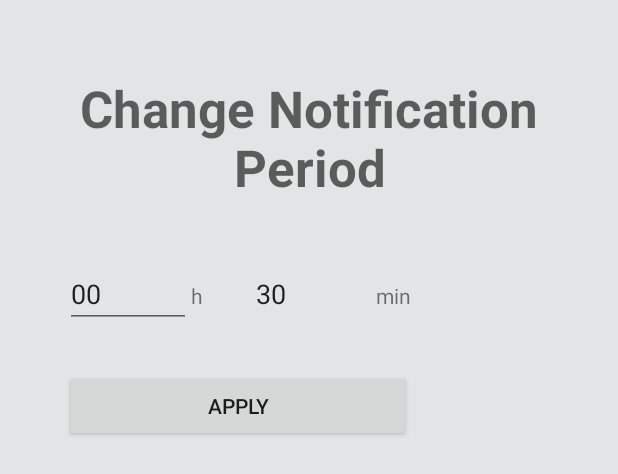
After one commit to mzboito/FindYourTime, an Android app: the layout settings_popup.xml on its own in the app's theme, with its tools: preview values and no code run, on a phone screen of 412 x 824 dp. The commit adds this screen. Shown: the top 474 px of the screen. Run offline under Robolectric (Android 15) with nearby library versions, the phone set to English and light mode, and no system bars; network calls fail.

Commit message:
settings pop up ready

```diff
--- a/FindYourTime/app/src/main/AndroidManifest.xml
+++ b/FindYourTime/app/src/main/AndroidManifest.xml
@@ -21,6 +21,7 @@
         <activity android:name=".NewTaskActivity" />
         <activity android:name=".NewScheduleActivity" />
         <activity android:name=".DeleteScheduleActivity"></activity>
+        <activity android:name=".SettingsPopUp" android:theme ="@style/AppTheme.CustomTheme"></activity>
     </application>
 
 </manifest>
--- a/FindYourTime/app/src/main/java/com/example/fyt/findyourtime/Info.java
+++ b/FindYourTime/app/src/main/java/com/example/fyt/findyourtime/Info.java
@@ -112,6 +112,15 @@ public class Info implements Serializable {
 
     public void iterId() {
         id = id + 1;
+        try {
+            write_file();
+        } catch (IOException e) {
+            e.printStackTrace();
+        }
+    }
+
+    public void setNotificationTime(int notificationTime){
+        this.notificationTime = notificationTime;
         try {
             write_file();
         } catch (IOException e) {
--- a/FindYourTime/app/src/main/java/com/example/fyt/findyourtime/MainActivity.java
+++ b/FindYourTime/app/src/main/java/com/example/fyt/findyourtime/MainActivity.java
@@ -108,6 +108,11 @@ public class MainActivity extends AppCompatActivity {
         startActivity(intent);
     }
 
+    public void sendSettingsPopUp(View view){
+        Intent intent = new Intent(this, SettingsPopUp.class);
+        startActivity(intent);
+    }
+
     // mudar o criterio de notificar tarefa, só pode notificar quando não coincidir com o schedule
     public void notifyTask(View view){
         buildNotification(true);
--- /dev/null
+++ b/FindYourTime/app/src/main/java/com/example/fyt/findyourtime/SettingsPopUp.java
@@ -0,0 +1,50 @@
+package com.example.fyt.findyourtime;
+
+import android.app.Activity;
+import android.os.Bundle;
+import android.support.annotation.Nullable;
+import android.util.DisplayMetrics;
+import android.util.Log;
+import android.view.View;
+import android.widget.EditText;
+
+/**
+ * Created by mzboito on 16/12/17.
+ */
+
+public class SettingsPopUp extends Activity {
+    Info info;
+    @Override
+    protected void onCreate(Bundle savedInstanceState) {
+        super.onCreate(savedInstanceState);
+        setContentView(R.layout.settings_popup);
+        DisplayMetrics dm = new DisplayMetrics();
+        getWindowManager().getDefaultDisplay().getMetrics(dm);
+
+        int width = (int) Math.round(dm.widthPixels *0.9) ;
+        int height = (int) Math.round(dm.heightPixels *0.5) ;
+        getWindow().setLayout(width, height);
+
+        info = MainActivity.info;
+    }
+
+    public void apply(View view){
+        EditText editHourBegin = (EditText)findViewById(R.id.textHour3);
+        EditText editMinuteBegin = (EditText)findViewById(R.id.textHour4);
+        int hourBegin = Integer.parseInt(editHourBegin.getText().toString());
+        int minuteBegin = Integer.parseInt(editMinuteBegin.getText().toString());
+
+        int new_not = (hourBegin * 360000) + (minuteBegin * 60000);
+        //notification time is in milliseconds
+
+        info.setNotificationTime(new_not);
+        Log.d("APPLY", Integer.toString(info.notificationTime));
+        finish();
+    }
+
+    @Override
+    public void onBackPressed() { // I don't know if this is necessary
+        super.onBackPressed();
+        this.finish();
+    }
+}
--- a/FindYourTime/app/src/main/res/layout/activity_main.xml
+++ b/FindYourTime/app/src/main/res/layout/activity_main.xml
@@ -55,12 +55,12 @@
         tools:ignore="ContentDescription" />
 
     <Button
-        android:id="@+id/button6"
+        android:id="@+id/settingsButton"
         android:layout_width="64dp"
         android:layout_height="47dp"
         android:layout_marginEnd="32dp"
         android:layout_marginTop="448dp"
-        android:text="Button"
+        android:onClick="sendSettingsPopUp"
         app:layout_constraintEnd_toEndOf="parent"
         app:layout_constraintTop_toTopOf="parent" />
 
@@ -73,6 +73,7 @@
         android:layout_marginTop="32dp"
         android:text="Find Your Time"
         android:textAppearance="@style/TextAppearance.AppCompat.Body2"
+        android:textStyle="bold"
         app:layout_constraintEnd_toEndOf="parent"
         app:layout_constraintStart_toStartOf="parent"
         app:layout_constraintTop_toTopOf="parent" />
--- /dev/null
+++ b/FindYourTime/app/src/main/res/layout/settings_popup.xml
@@ -0,0 +1,89 @@
+<?xml version="1.0" encoding="utf-8"?>
+<RelativeLayout xmlns:android="http://schemas.android.com/apk/res/android"
+    xmlns:app="http://schemas.android.com/apk/res-auto"
+    xmlns:tools="http://schemas.android.com/tools"
+    android:layout_width="match_parent"
+    android:layout_height="match_parent"
+    android:background="@android:color/white"
+    android:backgroundTint="@color/colorAccent">
+
+    <TextView
+        android:id="@+id/viewToMin2"
+        android:layout_width="wrap_content"
+        android:layout_height="wrap_content"
+        android:layout_alignBaseline="@+id/textHour4"
+        android:layout_alignBottom="@+id/textHour4"
+        android:layout_toEndOf="@+id/textHour4"
+        android:text="@string/minutes"
+        app:layout_constraintBottom_toTopOf="@+id/checkBox4"
+        app:layout_constraintEnd_toEndOf="parent"
+        app:layout_constraintTop_toBottomOf="@+id/viewFromMinute" />
+
+    <TextView
+        android:id="@+id/viewToHour2"
+        android:layout_width="wrap_content"
+        android:layout_height="wrap_content"
+        android:layout_alignBaseline="@+id/textHour3"
+        android:layout_alignBottom="@+id/textHour3"
+        android:layout_toEndOf="@+id/textHour3"
+        android:text="@string/hour"
+        app:layout_constraintBottom_toTopOf="@+id/textPickDate"
+        app:layout_constraintEnd_toStartOf="@+id/textMin2"
+        app:layout_constraintStart_toEndOf="@+id/textHour2"
+        app:layout_constraintTop_toBottomOf="@+id/viewFromHour" />
+
+    <EditText
+        android:id="@+id/textHour4"
+        android:layout_width="84dp"
+        android:layout_height="wrap_content"
+        android:layout_alignBaseline="@+id/viewToHour2"
+        android:layout_alignBottom="@+id/viewToHour2"
+        android:layout_marginStart="31dp"
+        android:layout_toEndOf="@+id/viewToHour2"
+        android:ems="10"
+        android:inputType="time"
+        android:text="@string/minute_end"
+        app:layout_constraintBottom_toTopOf="@+id/textPickDate"
+        app:layout_constraintEnd_toStartOf="@+id/viewToHour"
+        app:layout_constraintStart_toEndOf="@+id/textTo"
+        app:layout_constraintTop_toBottomOf="@+id/textHour" />
+
+    <EditText
+        android:id="@+id/textHour3"
+        android:layout_width="84dp"
+        android:layout_height="wrap_content"
+        android:layout_alignParentStart="true"
+        android:layout_below="@+id/textView4"
+        android:layout_marginStart="43dp"
+        android:layout_marginTop="39dp"
+        android:ems="10"
+        android:inputType="time"
+        android:text="@string/hour_begin"
+        app:layout_constraintBottom_toTopOf="@+id/textPickDate"
+        app:layout_constraintEnd_toStartOf="@+id/viewToHour"
+        app:layout_constraintStart_toEndOf="@+id/textTo"
+        app:layout_constraintTop_toBottomOf="@+id/textHour" />
+
+    <TextView
+        android:id="@+id/textView4"
+        android:layout_width="wrap_content"
+        android:layout_height="wrap_content"
+        android:layout_alignParentStart="true"
+        android:layout_alignParentTop="true"
+        android:layout_marginTop="49dp"
+        android:text="@string/text_settings"
+        android:textAlignment="center"
+        android:textAppearance="@style/TextAppearance.AppCompat.Display1"
+        android:textStyle="bold" />
+
+    <Button
+        android:id="@+id/button9"
+        android:layout_width="wrap_content"
+        android:layout_height="wrap_content"
+        android:layout_alignEnd="@+id/viewToMin2"
+        android:layout_alignStart="@+id/textHour3"
+        android:layout_below="@+id/textHour3"
+        android:layout_marginTop="28dp"
+        android:onClick="apply"
+        android:text="@string/button_apply" />
+</RelativeLayout>
--- a/FindYourTime/app/src/main/res/values/colors.xml
+++ b/FindYourTime/app/src/main/res/values/colors.xml
@@ -2,5 +2,5 @@
 <resources>
     <color name="colorPrimary">#3F51B5</color>
     <color name="colorPrimaryDark">#303F9F</color>
-    <color name="colorAccent">#FF4081</color>
+    <color name="colorAccent">#e2e5e6</color>
 </resources>
--- a/FindYourTime/app/src/main/res/values/strings.xml
+++ b/FindYourTime/app/src/main/res/values/strings.xml
@@ -7,6 +7,7 @@
     <string name="button_pull">pull a task</string>
     <string name="button_view">view</string>
     <string name="button_edit">edit</string>
+    <string name="button_apply">apply</string>
     <string name="task_name">Task Name</string>
     <string name="priority">Priority</string>
     <string name="duty">Register as a DUTY:</string>
@@ -25,6 +26,7 @@
     <string name="hour_begin">00</string>
     <string name="minute_begin">00</string>
     <string name="hour_end">07</string>
-    <string name="minute_end">00</string>
+    <string name="minute_end">30</string>
+    <string name="text_settings">Change Notification Period</string>
 
 </resources>
--- a/FindYourTime/app/src/main/res/values/styles.xml
+++ b/FindYourTime/app/src/main/res/values/styles.xml
@@ -8,4 +8,9 @@
         <item name="colorAccent">@color/colorAccent</item>
     </style>
 
+    <style name="AppTheme.CustomTheme">
+        <item name="android:windowIsTranslucent">true</item>
+        <item name="android:windowCloseOnTouchOutside">false</item>
+    </style>
+
 </resources>
```
